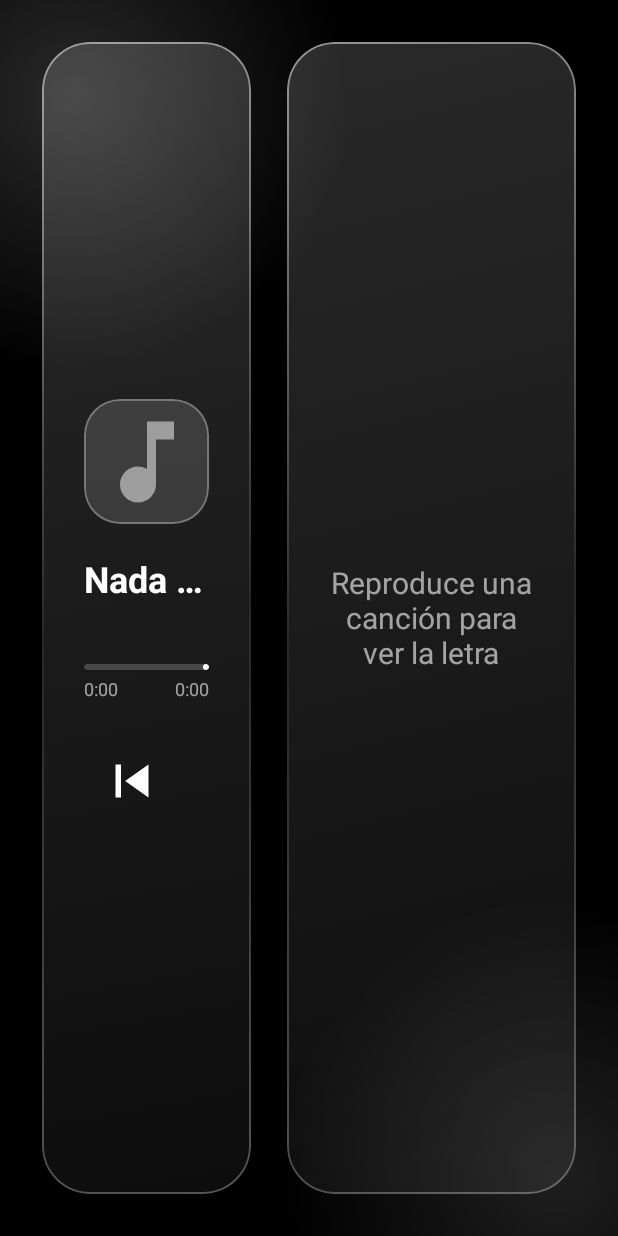
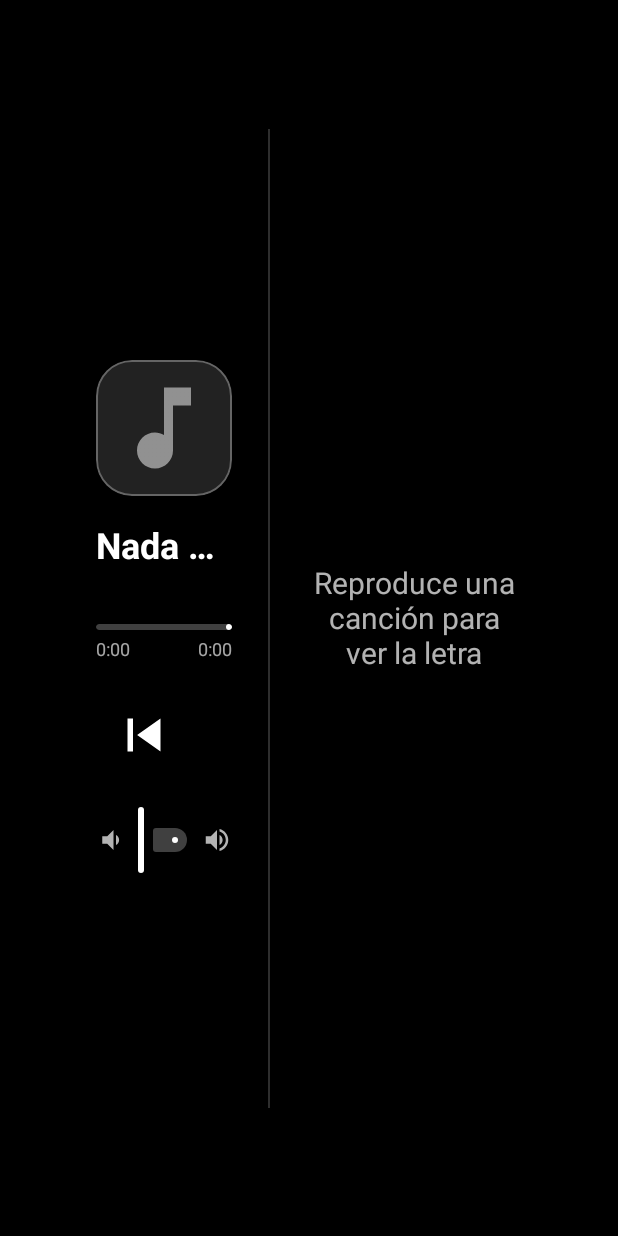
Before and after one commit to Jaryt7/Music-widget-, an Android app built with Jetpack Compose: the composable NowPlayingScreen shown on its own in the app's theme, on a phone screen of 412 x 824 dp. Run offline under Robolectric (Android 15) with nearby library versions, the phone set to English and light mode, and no system bars.

Commit message:
Update MainActivity.kt

```diff
--- a/app/src/main/java/com/ahorasuena/MainActivity.kt
+++ b/app/src/main/java/com/ahorasuena/MainActivity.kt
@@ -1,13 +1,18 @@
 package com.ahorasuena
 
+import android.content.Context
 import android.content.Intent
+import android.graphics.Bitmap
+import android.media.AudioManager
 import android.os.Bundle
 import android.provider.Settings
 import android.view.WindowManager
 import androidx.activity.ComponentActivity
 import androidx.activity.compose.setContent
+import androidx.compose.animation.Crossfade
 import androidx.compose.animation.animateColorAsState
 import androidx.compose.animation.core.animateDpAsState
+import androidx.compose.animation.core.tween
 import androidx.compose.foundation.Image
 import androidx.compose.foundation.background
 import androidx.compose.foundation.border
@@ -24,20 +29,24 @@ import androidx.compose.material.icons.filled.Pause
 import androidx.compose.material.icons.filled.PlayArrow
 import androidx.compose.material.icons.filled.SkipNext
 import androidx.compose.material.icons.filled.SkipPrevious
+import androidx.compose.material.icons.filled.VolumeDown
+import androidx.compose.material.icons.filled.VolumeUp
 import androidx.compose.material3.*
 import androidx.compose.runtime.*
 import androidx.compose.ui.Alignment
 import androidx.compose.ui.Modifier
 import androidx.compose.ui.draw.blur
 import androidx.compose.ui.draw.clip
-import androidx.compose.ui.draw.drawBehind
-import androidx.compose.ui.geometry.Offset
+import androidx.compose.ui.draw.drawWithContent
+import androidx.compose.ui.graphics.BlendMode
 import androidx.compose.ui.graphics.Brush
 import androidx.compose.ui.graphics.Color
+import androidx.compose.ui.graphics.CompositingStrategy
 import androidx.compose.ui.graphics.FilterQuality
-import androidx.compose.ui.graphics.Shape
 import androidx.compose.ui.graphics.asImageBitmap
+import androidx.compose.ui.graphics.graphicsLayer
 import androidx.compose.ui.layout.ContentScale
+import androidx.compose.ui.platform.LocalContext
 import androidx.compose.ui.text.font.FontWeight
 import androidx.compose.ui.text.style.TextAlign
 import androidx.compose.ui.text.style.TextOverflow
@@ -72,61 +81,50 @@ class MainActivity : ComponentActivity() {
     }
 }
 
-fun Modifier.glass(shape: Shape = RoundedCornerShape(32.dp)): Modifier = this
-    .clip(shape)
-    .background(
-        Brush.linearGradient(
-            listOf(Color.White.copy(alpha = 0.16f), Color.White.copy(alpha = 0.05f))
+fun Modifier.fadeVertical(): Modifier = this
+    .graphicsLayer { compositingStrategy = CompositingStrategy.Offscreen }
+    .drawWithContent {
+        drawContent()
+        drawRect(
+            brush = Brush.verticalGradient(
+                0f to Color.Transparent,
+                0.14f to Color.Black,
+                0.86f to Color.Black,
+                1f to Color.Transparent
+            ),
+            blendMode = BlendMode.DstIn
         )
-    )
-    .border(
-        1.dp,
-        Brush.linearGradient(
-            listOf(
-                Color.White.copy(alpha = 0.5f),
-                Color.White.copy(alpha = 0.06f),
-                Color.White.copy(alpha = 0.3f)
-            )
-        ),
-        shape
-    )
+    }
 
 @Composable
-fun GlassBackground(content: @Composable BoxScope.() -> Unit) {
-    Box(
-        Modifier
-            .fillMaxSize()
-            .background(Color.Black)
-            .drawBehind {
-                val c1 = Offset(size.width * 0.12f, size.height * 0.08f)
-                val c2 = Offset(size.width * 0.9f, size.height * 0.95f)
-                val r = size.width * 0.45f
-                drawCircle(
-                    brush = Brush.radialGradient(
-                        listOf(Color.White.copy(alpha = 0.16f), Color.Transparent),
-                        center = c1, radius = r
-                    ),
-                    radius = r, center = c1
+fun CoverBackground(content: @Composable BoxScope.() -> Unit) {
+    val cover = MediaState.hiCover ?: MediaState.cover
+    val small = remember(cover) {
+        cover?.let {
+            val mid = Bitmap.createScaledBitmap(it, 200, 200, true)
+            Bitmap.createScaledBitmap(mid, 32, 32, true)
+        }
+    }
+    Box(Modifier.fillMaxSize().background(Color.Black)) {
+        Crossfade(targetState = small, animationSpec = tween(900), label = "bg") { bmp ->
+            if (bmp != null) {
+                Image(
+                    bmp.asImageBitmap(), null,
+                    Modifier.fillMaxSize().blur(40.dp),
+                    contentScale = ContentScale.Crop,
+                    filterQuality = FilterQuality.High
                 )
-                drawCircle(
-                    brush = Brush.radialGradient(
-                        listOf(Color.White.copy(alpha = 0.12f), Color.Transparent),
-                        center = c2, radius = r
-                    ),
-                    radius = r, center = c2
-                )
-            },
-        content = content
-    )
+            }
+        }
+        Box(Modifier.fillMaxSize().background(Color.Black.copy(alpha = 0.4f)))
+        content()
+    }
 }
 
 @Composable
 fun AccessScreen(onOpen: () -> Unit) {
-    GlassBackground {
-        Column(
-            horizontalAlignment = Alignment.CenterHorizontally,
-            modifier = Modifier.align(Alignment.Center).glass().padding(40.dp)
-        ) {
+    Box(Modifier.fillMaxSize().background(Color.Black), contentAlignment = Alignment.Center) {
+        Column(horizontalAlignment = Alignment.CenterHorizontally, modifier = Modifier.padding(32.dp)) {
             Text("Activa el acceso a notificaciones", fontSize = 24.sp, fontWeight = FontWeight.Bold, color = Color.White)
             Spacer(Modifier.height(12.dp))
             Text(
@@ -151,13 +149,17 @@ fun NowPlayingScreen() {
             delay(250)
         }
     }
-    GlassBackground {
+    CoverBackground {
         Row(
-            Modifier.fillMaxSize().padding(28.dp),
-            horizontalArrangement = Arrangement.spacedBy(24.dp)
+            Modifier.fillMaxSize().padding(horizontal = 40.dp, vertical = 28.dp),
+            verticalAlignment = Alignment.CenterVertically
         ) {
-            PlayerPane(position, Modifier.weight(0.42f).fillMaxHeight().glass().padding(28.dp))
-            LyricsPane(position, Modifier.weight(0.58f).fillMaxHeight().glass())
+            PlayerPane(position, Modifier.weight(0.42f).fillMaxHeight().padding(horizontal = 24.dp))
+            Box(
+                Modifier.width(1.dp).fillMaxHeight(0.85f)
+                    .background(Color.White.copy(alpha = 0.18f))
+            )
+            LyricsPane(position, Modifier.weight(0.58f).fillMaxHeight())
         }
     }
 }
@@ -197,29 +199,31 @@ fun PlayerPane(position: Long, modifier: Modifier) {
                 Icon(Icons.Default.MusicNote, null, Modifier.size(72.dp), tint = Color.White.copy(alpha = 0.5f))
             }
         }
-        Spacer(Modifier.height(24.dp))
+        Spacer(Modifier.height(20.dp))
         Text(
             MediaState.title.ifBlank { "Nada en reproducción" },
             color = Color.White, fontSize = 24.sp, fontWeight = FontWeight.Bold,
-            maxLines = 1, overflow = TextOverflow.Ellipsis
+            maxLines = 1, overflow = TextOverflow.Ellipsis,
+            modifier = Modifier.fillMaxWidth()
         )
         Text(
             MediaState.artist,
-            color = Color.White.copy(alpha = 0.6f), fontSize = 18.sp,
-            maxLines = 1, overflow = TextOverflow.Ellipsis
+            color = Color.White.copy(alpha = 0.65f), fontSize = 18.sp,
+            maxLines = 1, overflow = TextOverflow.Ellipsis,
+            modifier = Modifier.fillMaxWidth()
         )
-        Spacer(Modifier.height(20.dp))
+        Spacer(Modifier.height(16.dp))
         LinearProgressIndicator(
             progress = { if (dur > 0) (position.toFloat() / dur).coerceIn(0f, 1f) else 0f },
             modifier = Modifier.fillMaxWidth().height(4.dp).clip(RoundedCornerShape(2.dp)),
             color = Color.White,
-            trackColor = Color.White.copy(alpha = 0.2f)
+            trackColor = Color.White.copy(alpha = 0.25f)
         )
         Row(Modifier.fillMaxWidth().padding(top = 6.dp), horizontalArrangement = Arrangement.SpaceBetween) {
-            Text(fmt(position), color = Color.White.copy(alpha = 0.6f), fontSize = 12.sp)
-            Text(fmt(dur), color = Color.White.copy(alpha = 0.6f), fontSize = 12.sp)
+            Text(fmt(position), color = Color.White.copy(alpha = 0.65f), fontSize = 12.sp)
+            Text(fmt(dur), color = Color.White.copy(alpha = 0.65f), fontSize = 12.sp)
         }
-        Spacer(Modifier.height(16.dp))
+        Spacer(Modifier.height(12.dp))
         Row(horizontalArrangement = Arrangement.spacedBy(28.dp), verticalAlignment = Alignment.CenterVertically) {
             IconButton(
                 onClick = { MediaState.controller?.transportControls?.skipToPrevious() },
@@ -250,6 +254,45 @@ fun PlayerPane(position: Long, modifier: Modifier) {
                 Icon(Icons.Default.SkipNext, null, Modifier.size(44.dp), tint = Color.White)
             }
         }
+        Spacer(Modifier.height(8.dp))
+        VolumeBar()
+    }
+}
+
+@Composable
+fun VolumeBar() {
+    val ctx = LocalContext.current
+    val am = remember { ctx.getSystemService(Context.AUDIO_SERVICE) as AudioManager }
+    val max = remember { am.getStreamMaxVolume(AudioManager.STREAM_MUSIC).coerceAtLeast(1) }
+    var vol by remember { mutableFloatStateOf(am.getStreamVolume(AudioManager.STREAM_MUSIC).toFloat()) }
+    var dragging by remember { mutableStateOf(false) }
+
+    LaunchedEffect(Unit) {
+        while (true) {
+            if (!dragging) vol = am.getStreamVolume(AudioManager.STREAM_MUSIC).toFloat()
+            delay(1000)
+        }
+    }
+
+    Row(Modifier.fillMaxWidth(), verticalAlignment = Alignment.CenterVertically) {
+        Icon(Icons.Default.VolumeDown, null, Modifier.size(20.dp), tint = Color.White.copy(alpha = 0.7f))
+        Slider(
+            value = vol,
+            onValueChange = {
+                dragging = true
+                vol = it
+                am.setStreamVolume(AudioManager.STREAM_MUSIC, it.toInt(), 0)
+            },
+            onValueChangeFinished = { dragging = false },
+            valueRange = 0f..max.toFloat(),
+            modifier = Modifier.weight(1f).padding(horizontal = 8.dp),
+            colors = SliderDefaults.colors(
+                thumbColor = Color.White,
+                activeTrackColor = Color.White,
+                inactiveTrackColor = Color.White.copy(alpha = 0.25f)
+            )
+        )
+        Icon(Icons.Default.VolumeUp, null, Modifier.size(20.dp), tint = Color.White.copy(alpha = 0.7f))
     }
 }
 
@@ -271,12 +314,12 @@ fun LyricsPane(position: Long, modifier: Modifier) {
         }
     }
 
-    BoxWithConstraints(modifier) {
+    BoxWithConstraints(modifier.fadeVertical()) {
         val pad = maxHeight / 2 - 40.dp
         if (lines.isEmpty()) {
             Text(
                 MediaState.status,
-                color = Color.White.copy(alpha = 0.6f),
+                color = Color.White.copy(alpha = 0.7f),
                 fontSize = 20.sp,
                 textAlign = TextAlign.Center,
                 modifier = Modifier.align(Alignment.Center).padding(24.dp)
@@ -285,14 +328,14 @@ fun LyricsPane(position: Long, modifier: Modifier) {
             LazyColumn(
                 state = listState,
                 modifier = Modifier.fillMaxSize(),
-                contentPadding = PaddingValues(start = 36.dp, end = 36.dp, top = pad, bottom = pad)
+                contentPadding = PaddingValues(start = 40.dp, end = 40.dp, top = pad, bottom = pad)
             ) {
                 itemsIndexed(lines) { i, line ->
                     val synced = MediaState.synced
                     val dist = if (!synced || current < 0) 0 else abs(i - current)
                     val active = !synced || i == current
                     val color by animateColorAsState(
-                        if (active) Color.White else Color.White.copy(alpha = 0.35f),
+                        if (active) Color.White else Color.White.copy(alpha = 0.4f),
                         label = "lyricColor"
                     )
                     val blurRadius by animateDpAsState(
@@ -302,9 +345,9 @@ fun LyricsPane(position: Long, modifier: Modifier) {
                     Text(
                         text = line.text.ifBlank { "♪" },
                         color = color,
-                        fontSize = 34.sp,
+                        fontSize = 32.sp,
                         fontWeight = FontWeight.Bold,
-                        lineHeight = 42.sp,
+                        lineHeight = 40.sp,
                         modifier = Modifier.padding(vertical = 12.dp).blur(blurRadius)
                     )
                 }
```
